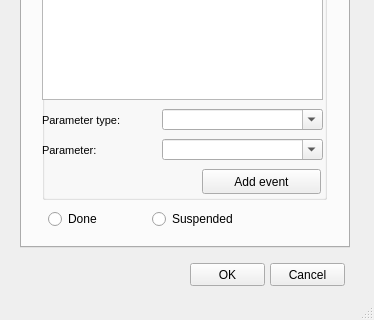
Giswater/giswater_qgis_plugin, file ui/add_visit.ui: the form before one commit; both pictures show x 0 to 374 and y 437 to 757 of the 374 by 757 pixel window.
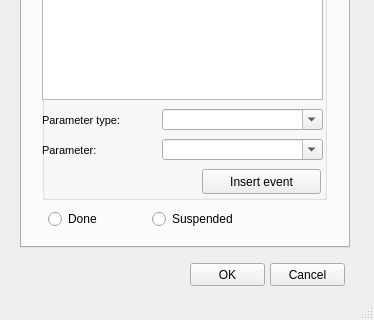
The form after the commit. Icons and pictures are not drawn.

Commit message: #297 Update widget names of the form

```diff
--- a/ui/add_visit.ui
+++ b/ui/add_visit.ui
@@ -373,7 +373,7 @@
         </rect>
        </property>
        <property name="text">
-        <string>Add event</string>
+        <string>Insert event</string>
        </property>
       </widget>
      </widget>
```
Left out of the diff: 40 changed lines with no effect on the pictures. The commit also changes 2 other files.
